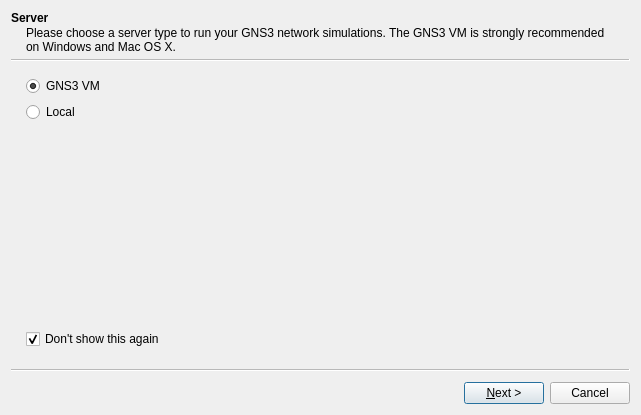
GNS3/gns3-gui, file gns3/ui/setup_wizard.ui: the form before one commit.
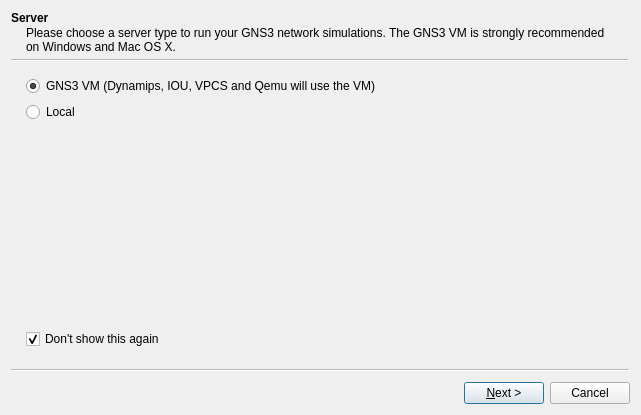
The form after the commit.

Commit message: Do not start the GNS3 VM if local server is chosen in the Setup wizard.

```diff
--- a/gns3/ui/setup_wizard.ui
+++ b/gns3/ui/setup_wizard.ui
@@ -30,7 +30,7 @@
     <item row="0" column="0">
      <widget class="QRadioButton" name="uiVMRadioButton">
       <property name="text">
-       <string>GNS3 VM</string>
+       <string>GNS3 VM (Dynamips, IOU, VPCS and Qemu will use the VM)</string>
       </property>
       <property name="checked">
        <bool>true</bool>
```
The commit also changes 2 other files.
